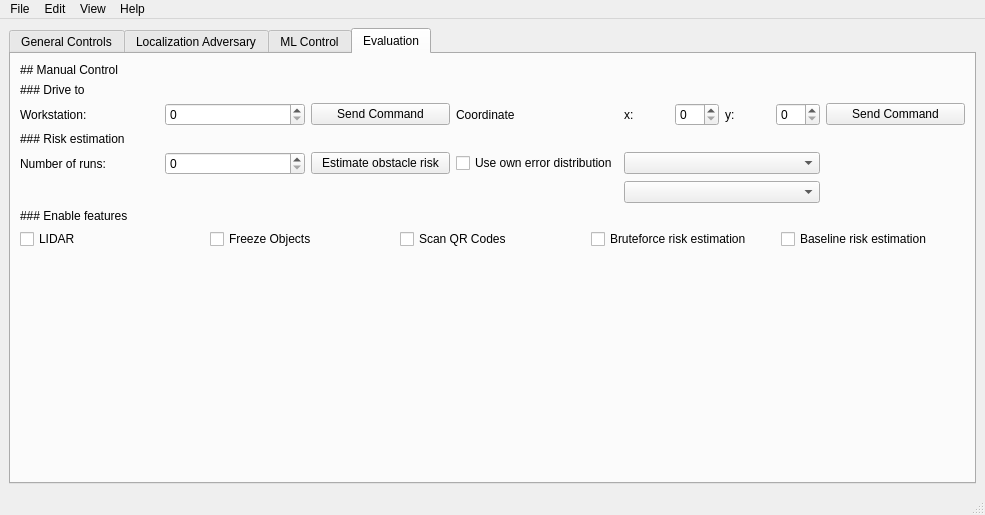
First picture: the form in src/gui/form.ui, repository NachtaktiverHalbaffe/Robotino-Situational-Risk-Assessment, before the edit.
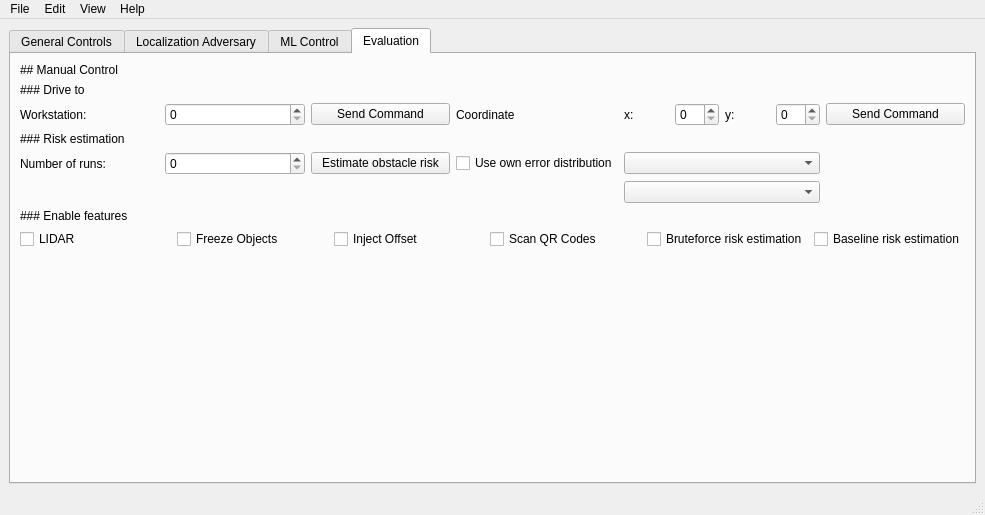
Second picture: the form after the edit. The open tabs and pages were chosen to show the change. Icons and pictures are not drawn.

```diff
--- a/src/gui/form.ui
+++ b/src/gui/form.ui
@@ -785,6 +785,13 @@
               </property>
              </widget>
             </item>
+            <item>
+             <widget class="QCheckBox" name="checkBox_Offset">
+              <property name="text">
+               <string>Inject Offset</string>
+              </property>
+             </widget>
+            </item>
             <item>
              <widget class="QCheckBox" name="checkBox_qrScanner">
               <property name="text">
```
Left out of the diff: 2 changed lines with no effect on the pictures.
